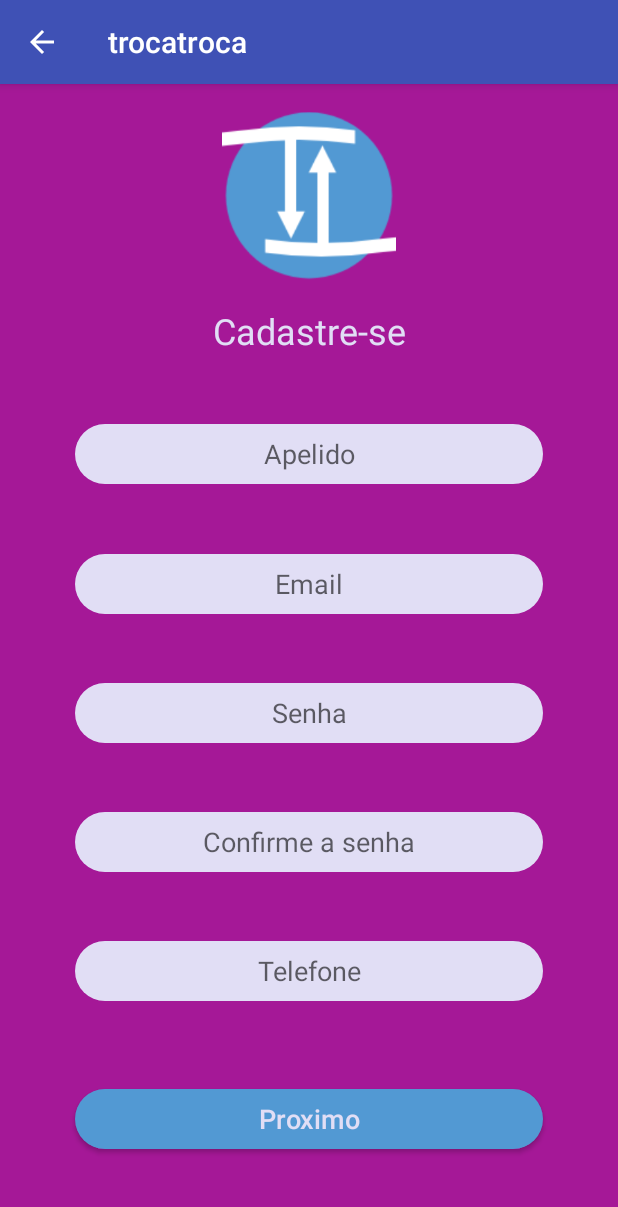
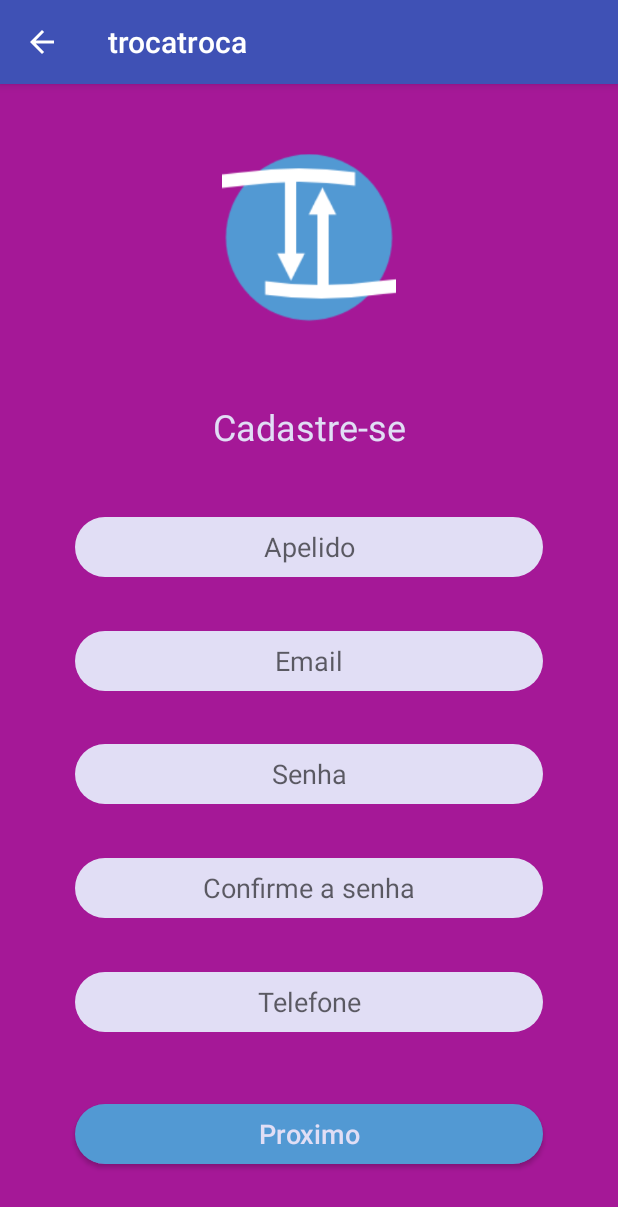
Before and after one commit to VictorOgata/trocatroca, an Android app: the CadastroActivity screen opened directly, with no data from a screen before it, on a phone screen of 412 x 824 dp. Shown: the top 1207 px of the screen. Run offline under Robolectric (Android 15) with nearby library versions, the phone set to English and light mode, and no system bars; our stand-ins replace Firebase (no records; nobody signed in at launch, a user with empty details on screens opened directly).

Commit message:
xml changes, removed name update

```diff
--- a/app/src/main/res/layout/activity_cadastro.xml
+++ b/app/src/main/res/layout/activity_cadastro.xml
@@ -35,9 +35,9 @@
         android:text="Cadastre-se"
         android:textAppearance="@style/TextAppearance.AppCompat.Headline"
         android:textColor="@color/colorPrimatyLight"
-        app:layout_constraintBottom_toTopOf="@+id/edtNomeCadastro"
-        app:layout_constraintEnd_toEndOf="@+id/edtNomeCadastro"
-        app:layout_constraintStart_toStartOf="@+id/edtNomeCadastro"
+        app:layout_constraintBottom_toTopOf="@+id/edtApelidoCadastro"
+        app:layout_constraintEnd_toEndOf="@+id/edtApelidoCadastro"
+        app:layout_constraintStart_toStartOf="@+id/edtApelidoCadastro"
         app:layout_constraintTop_toBottomOf="@+id/imageView" />
 
 
```
